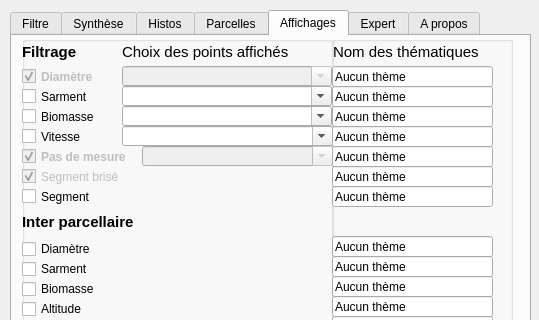
Old version of the form Physiocap3_dialog_base.ui in the repository jhemmi/Physiocap3; both pictures show x 0 to 539 and y 0 to 320 of the 539 by 719 pixel window.
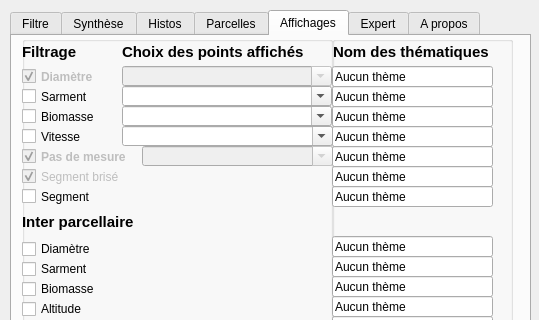
New version of the form. The open tabs and pages were chosen to show the change.

Patch:
```diff
--- a/Physiocap3_dialog_base.ui
+++ b/Physiocap3_dialog_base.ui
@@ -2565,8 +2565,8 @@
       <property name="font">
        <font>
         <pointsize>11</pointsize>
-        <weight>50</weight>
-        <bold>false</bold>
+        <weight>75</weight>
+        <bold>true</bold>
        </font>
       </property>
       <property name="text">
@@ -4106,8 +4106,8 @@
       <property name="font">
        <font>
         <pointsize>11</pointsize>
-        <weight>50</weight>
-        <bold>false</bold>
+        <weight>75</weight>
+        <bold>true</bold>
        </font>
       </property>
       <property name="text">
```
Left out of the diff: 2 changed lines with no effect on the pictures.
